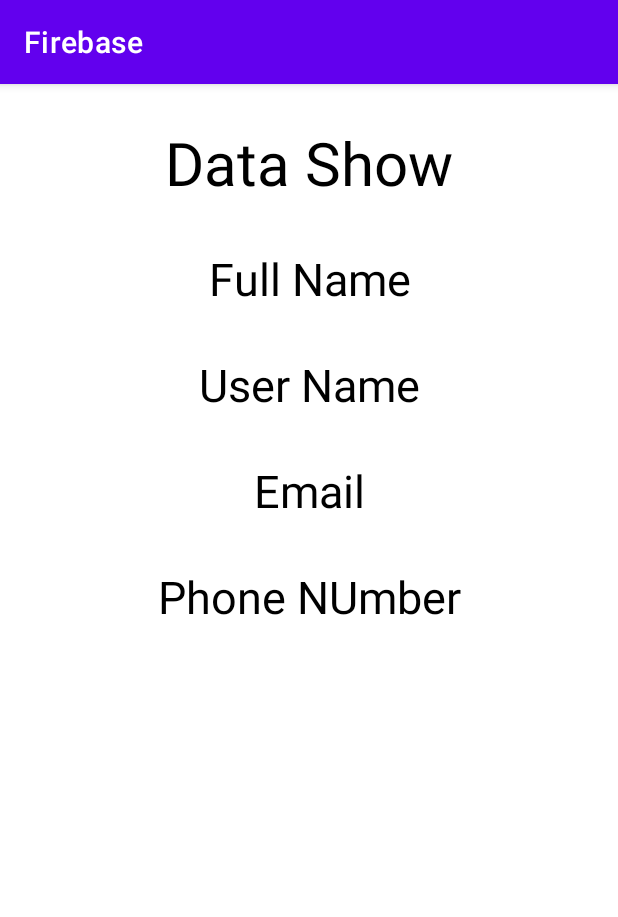
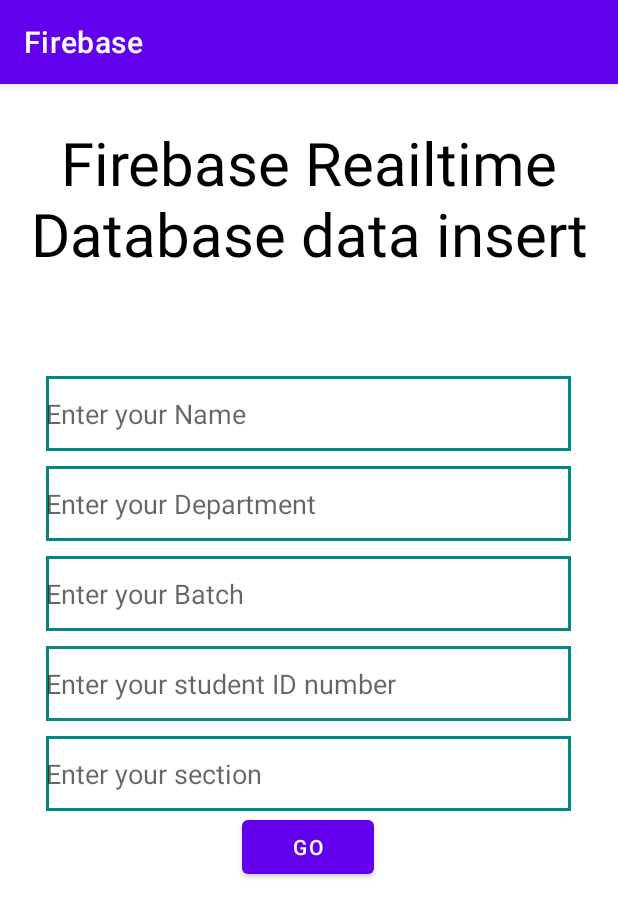
Before and after one commit to saif-uddin-shrabon/FireStore, an Android app: the Display screen opened directly, with no data from a screen before it, on a phone screen of 412 x 824 dp. Shown: the top 917 px of the screen. Run offline under Robolectric (Android 15) with nearby library versions, the phone set to English and light mode, and no system bars; our stand-ins replace Firebase (no records; nobody signed in at launch, a user with empty details on screens opened directly).

```diff
--- a/app/build.gradle
+++ b/app/build.gradle
@@ -40,4 +40,5 @@
     testImplementation 'junit:junit:4.13.2'
     androidTestImplementation 'androidx.test.ext:junit:1.1.4'
     androidTestImplementation 'androidx.test.espresso:espresso-core:3.5.0'
+    implementation platform('com.google.firebase:firebase-bom:31.1.0')
 }
--- a/app/src/main/java/com/algostackbd/firebase/Display.java
+++ b/app/src/main/java/com/algostackbd/firebase/Display.java
@@ -1,14 +1,94 @@
 package com.algostackbd.firebase;
+
+import static android.text.TextUtils.isEmpty;
 
 import androidx.appcompat.app.AppCompatActivity;
 
 import android.os.Bundle;
+import android.view.View;
+import android.widget.Button;
+import android.widget.EditText;
+import android.widget.ProgressBar;
+import android.widget.Toast;
+
+import com.google.firebase.database.DatabaseReference;
+import com.google.firebase.database.FirebaseDatabase;
 
 public class Display extends AppCompatActivity {
+
+    EditText name,dept,batch,id,sec;
+    Button go;
+    ProgressBar progressBar;
+    FirebaseDatabase firebaseDatabase;
 
     @Override
     protected void onCreate(Bundle savedInstanceState) {
         super.onCreate(savedInstanceState);
         setContentView(R.layout.activity_display);
+
+        name = findViewById(R.id.fname);
+        dept = findViewById(R.id.depName);
+        batch = findViewById(R.id.batch);
+        id = findViewById(R.id.idNumber);
+        sec = findViewById(R.id.section);
+        go = findViewById(R.id.realBTN);
+        progressBar = findViewById(R.id.prog);
+
+        progressBar.setVisibility(View.INVISIBLE);
+
+        go.setOnClickListener(new View.OnClickListener() {
+            @Override
+            public void onClick(View v) {
+                progressBar.setVisibility(View.VISIBLE);
+                String Name = name.getText().toString();
+                String Dept = dept.getText().toString();
+                String ID = id.getText().toString();
+                String Sec = sec.getText().toString();
+                String Batch = batch.getText().toString();
+
+
+                if (isEmpty(Name)){
+                    name.setError("Name field cannot be empty");
+                    name.requestFocus();
+                }else if(isEmpty(Dept)){
+                    dept.setError("Dept field cannot be empty");
+                    dept.requestFocus();
+                }else if(isEmpty(ID)){
+                    id.setError("ID field cannot be empty");
+                    id.requestFocus();
+                }else if(isEmpty(Sec)){
+                    sec.setError("Sec field cannot be empty");
+                    sec.requestFocus();
+                }else if(isEmpty(Batch)){
+                    batch.setError("Batch field cannot be empty");
+                    batch.requestFocus();
+                }
+                else {
+
+
+
+                    firebaseDatabase = FirebaseDatabase.getInstance();
+                    DatabaseReference root = firebaseDatabase.getReference("User");
+                    userHelper helper = new userHelper(Name,Dept,Batch,ID,Sec);
+                    root.child(ID).setValue(helper);
+
+                    progressBar.setVisibility(View.GONE);
+
+                    Toast.makeText(Display.this,"Data inserted",Toast.LENGTH_LONG).show();
+
+                    name.setText("");
+                    dept.setText("");
+                    batch.setText("");
+                    id.setText("");
+                    sec.setText("");
+
+
+                }
+
+
+            }
+        });
+
+
     }
 }
--- a/app/src/main/res/layout/activity_display.xml
+++ b/app/src/main/res/layout/activity_display.xml
@@ -11,51 +11,77 @@
     <TextView
         android:layout_width="match_parent"
         android:layout_height="wrap_content"
-        android:text="Data Show"
+        android:text="Firebase Reailtime Database data insert"
         android:textSize="40dp"
         android:textColor="@color/black"
         android:gravity="center"
         android:layout_marginTop="25dp"/>
 
+    <LinearLayout
+        android:layout_width="350dp"
+        android:layout_height="wrap_content"
+        android:orientation="vertical"
+        android:layout_marginTop="20dp"
+        android:layout_marginBottom="20dp"
+        android:layout_gravity="center"
+        >
 
-    <TextView
-        android:id="@+id/fullName"
-        android:layout_width="match_parent"
-        android:layout_height="wrap_content"
-        android:text="Full Name"
-        android:textSize="30dp"
-        android:textColor="@color/black"
-        android:gravity="center"
-        android:layout_marginTop="30dp"/>
-    <TextView
-        android:id="@+id/userName"
-        android:layout_width="match_parent"
-        android:layout_height="wrap_content"
-        android:text="User Name"
-        android:textSize="30dp"
-        android:textColor="@color/black"
-        android:gravity="center"
-        android:layout_marginTop="30dp"/>
-    <TextView
-        android:id="@+id/emailI"
-        android:layout_width="match_parent"
-        android:layout_height="wrap_content"
-        android:text="Email"
-        android:textSize="30dp"
-        android:textColor="@color/black"
-        android:gravity="center"
-        android:layout_marginTop="30dp"/>
+        <ProgressBar
+            android:layout_width="match_parent"
+            android:layout_height="wrap_content"
+            android:id="@+id/prog"/>
+        <EditText
+            android:hint="Enter your Name"
+            android:background="@drawable/edittextbackgroud"
+            android:layout_width="match_parent"
+            android:layout_height="50dp"
+            android:id="@+id/fname"
+            />
 
-    <TextView
-        android:id="@+id/phoneN"
-        android:layout_width="match_parent"
-        android:layout_height="wrap_content"
-        android:text="Phone NUmber"
-        android:textSize="30dp"
-        android:textColor="@color/black"
-        android:gravity="center"
-        android:layout_marginTop="30dp"/>
+        <EditText
+            android:layout_marginTop="10dp"
+            android:hint="Enter your Department"
+            android:background="@drawable/edittextbackgroud"
+            android:layout_width="match_parent"
+            android:layout_height="50dp"
+            android:id="@+id/depName"
+            />
 
+        <EditText
+            android:layout_marginTop="10dp"
+            android:hint="Enter your Batch"
+            android:background="@drawable/edittextbackgroud"
+            android:layout_width="match_parent"
+            android:layout_height="50dp"
+            android:id="@+id/batch"
+            />
+
+        <EditText
+            android:layout_marginTop="10dp"
+            android:hint="Enter your student ID number"
+            android:background="@drawable/edittextbackgroud"
+            android:layout_width="match_parent"
+            android:layout_height="50dp"
+            android:id="@+id/idNumber"
+            />
+
+        <EditText
+            android:layout_marginTop="10dp"
+            android:hint="Enter your section"
+            android:background="@drawable/edittextbackgroud"
+            android:layout_width="match_parent"
+            android:layout_height="50dp"
+            android:id="@+id/section"
+            />
+        <Button
+            android:layout_width="wrap_content"
+            android:layout_height="wrap_content"
+            android:text="GO"
+            android:layout_gravity="center"
+            android:id="@+id/realBTN"/>
+
+
+    </LinearLayout>
 
 
 </LinearLayout>
--- a/app/src/main/res/layout/activity_main.xml
+++ b/app/src/main/res/layout/activity_main.xml
@@ -109,7 +109,7 @@
             android:layout_width="match_parent"
             android:layout_height="wrap_content"
             android:layout_marginStart="10dp"
-            android:layout_marginTop="20dp"
+            android:layout_marginTop="10dp"
             android:layout_marginEnd="10dp"
             android:background="#00000000"
             android:elevation="0dp"
```
Also changed, not shown: app/src/main/AndroidManifest.xml (+10 -2 lines), app/src/main/java/com/algostackbd/firebase/MainActivity.java (+21 -19 lines), app/src/main/java/com/algostackbd/firebase/Profile.java (added, +78 -0 lines), app/src/main/java/com/algostackbd/firebase/SignUp.java (+26 -24 lines), app/src/main/java/com/algostackbd/firebase/UserModel.java (renamed from app/src/main/java/com/algostackbd/firebase/userClass.java, +8 -8 lines), app/src/main/java/com/algostackbd/firebase/userHelper.java (added, +53 -0 lines), app/src/main/res/layout/activity_profile.xml (added, +81 -0 lines).
